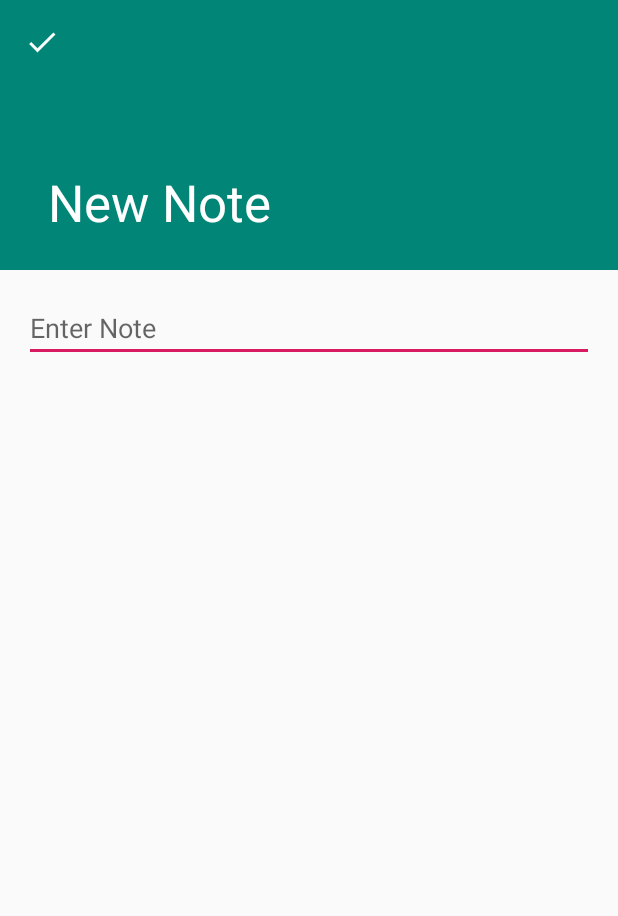
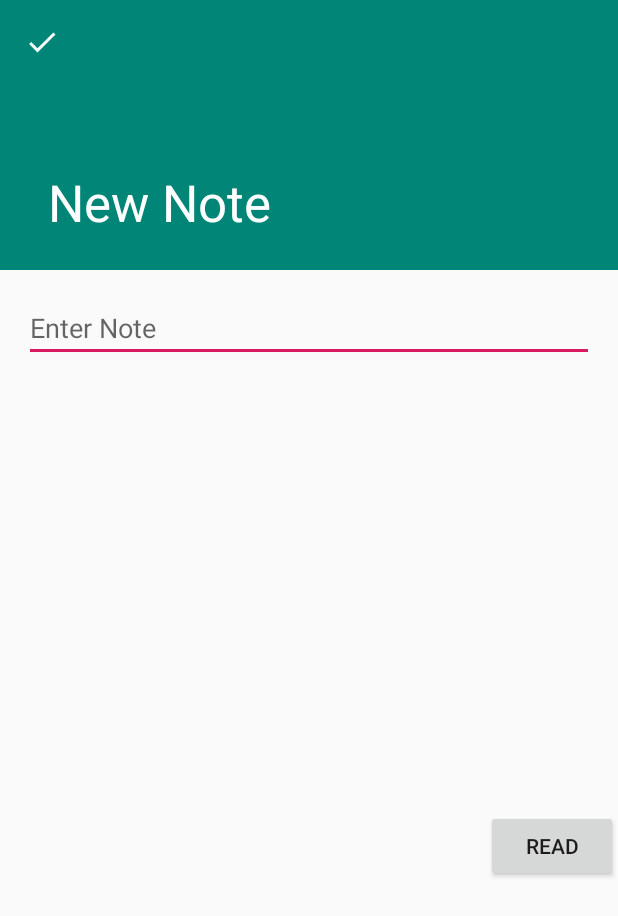
Before and after one commit to fadi-dasus/Android, an Android app: the EditorActivity screen opened directly, with no data from a screen before it, on a phone screen of 412 x 824 dp. Shown: the top 916 px of the screen. Run offline under Robolectric (Android 15) with nearby library versions, the phone set to English and light mode, and no system bars; our stand-ins replace ButterKnife.

Commit message:
add text to speak to the note editor activity

```diff
--- a/NoteTakingApp/app/src/main/res/layout/activity_editor.xml
+++ b/NoteTakingApp/app/src/main/res/layout/activity_editor.xml
@@ -33,7 +33,18 @@
         </android.support.design.widget.CollapsingToolbarLayout>
     </android.support.design.widget.AppBarLayout>
 
-    <include layout="@layout/content_editor" />
+    <include
+        android:id="@+id/include"
+        layout="@layout/content_editor" />
+
+    <Button
+        android:id="@+id/Read_button"
+        android:layout_width="wrap_content"
+        android:layout_height="wrap_content"
+        android:text="Read"
+        android:onClick="ClickMeToSpeakUP"
+        app:layout_anchor="@+id/include"
+        app:layout_anchorGravity="end|center" />
 
 
 </android.support.design.widget.CoordinatorLayout>
```
Also changed, not shown: NoteTakingApp/app/src/main/java/com/fadi/notetakingapp/EditorActivity.java (+53 -0 lines).
